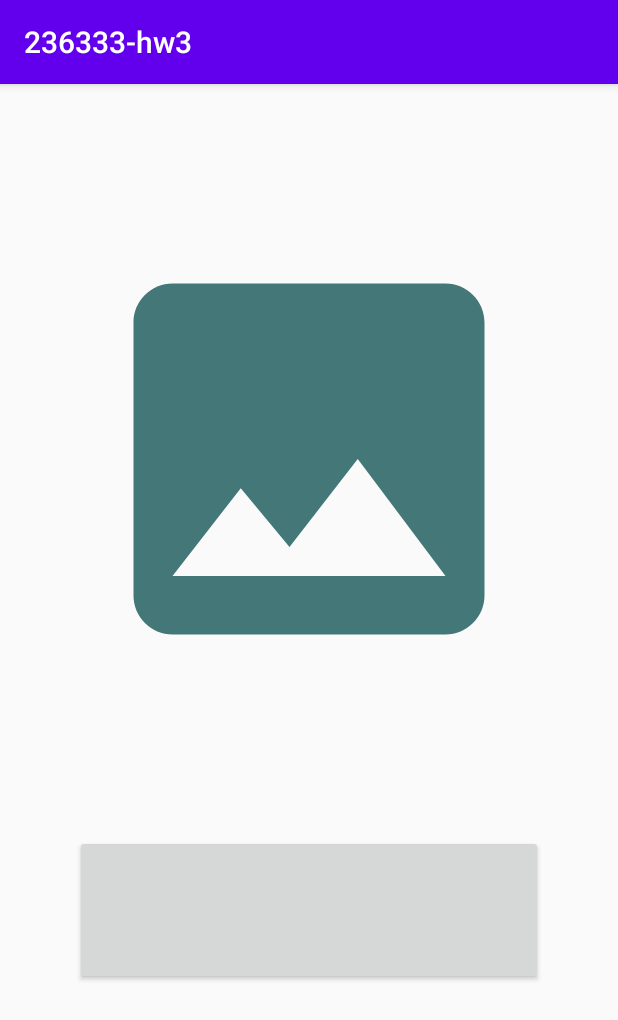
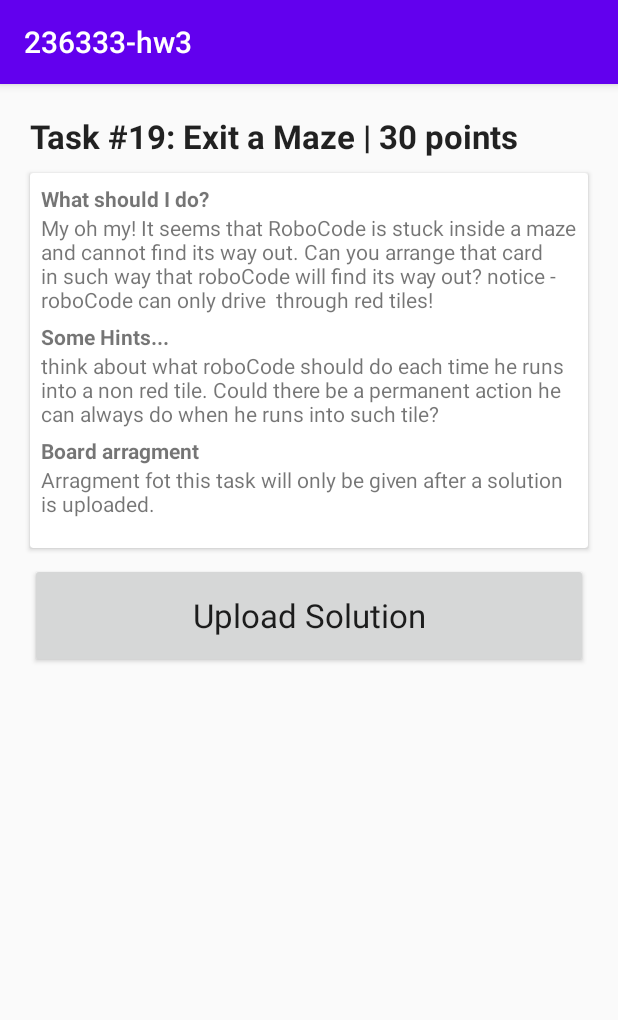
Before and after one commit to hilakornis/236333-Project-in-Arduino-IoT-RoboCode, an Android app: the screen it shows after launch (MainActivity), on a phone screen of 412 x 824 dp. Shown: the top 1020 px of the screen. Run offline under Robolectric (Android 15) with nearby library versions, the phone set to English and light mode, and no system bars.

Commit message:
עדכון קטן של מסך משימה

```diff
--- a/app/build.gradle
+++ b/app/build.gradle
@@ -31,4 +31,8 @@ dependencies {
     testImplementation 'junit:junit:4.12'
     androidTestImplementation 'androidx.test.ext:junit:1.1.1'
     androidTestImplementation 'androidx.test.espresso:espresso-core:3.2.0'
+    implementation 'androidx.cardview:cardview:1.0.0'
+    implementation 'androidx.legacy:legacy-support-v4:1.0.0'
+    implementation 'androidx.recyclerview:recyclerview:1.0.0'
+    implementation 'com.google.android.material:material:1.0.0'
 }
--- a/app/src/main/java/com/example/a236333_hw3/MainActivity.java
+++ b/app/src/main/java/com/example/a236333_hw3/MainActivity.java
@@ -20,7 +20,8 @@ import android.widget.Toast;
 
 public class MainActivity extends AppCompatActivity {
 
-    Button myButton;
+    Button loadImageButton;
+    Button approveButton;
     ImageView myImageView;
     private static final int PERMISSION_CODE = 1000;
     private static final int IMAGE_CAPTURE_CODE = 1001;
@@ -31,15 +32,12 @@ public class MainActivity extends AppCompatActivity {
         super.onCreate(savedInstanceState);
         setContentView(R.layout.activity_main);
 
-        // Create pointers
-        myButton = findViewById(R.id.imageButton);
+        // save the elements we are using
+        loadImageButton = findViewById(R.id.loadButton);
         myImageView = findViewById(R.id.centerView);
 
-
         // Button Click
-        myButton.setOnClickListener(new View.OnClickListener() {
-
-
+        loadImageButton.setOnClickListener(new View.OnClickListener() {
             @Override
             public void onClick(View v) {
                 if (Build.VERSION.SDK_INT >= Build.VERSION_CODES.M) {
@@ -52,13 +50,11 @@ public class MainActivity extends AppCompatActivity {
                         openCamera();
                     }
                 } else {
-                    // OS is  old
+                    // OS is old
                     openCamera();
                 }
-
             }
         });
-
     }
 
     private void openCamera() {
@@ -77,7 +73,7 @@ public class MainActivity extends AppCompatActivity {
         super.onRequestPermissionsResult(requestCode, permissions, grantResults);
 
         switch (requestCode) {
-            case PERMISSION_CODE:{
+            case PERMISSION_CODE: {
                 if (grantResults.length >0 && grantResults[0] == PackageManager.PERMISSION_GRANTED) {
                     openCamera();
                 } else {
@@ -85,7 +81,6 @@ public class MainActivity extends AppCompatActivity {
                 }
             }
         }
-
     }
 
     @Override
@@ -93,7 +88,12 @@ public class MainActivity extends AppCompatActivity {
         super.onActivityResult(requestCode, resultCode, data);
         if (resultCode == RESULT_OK) {
             myImageView.setImageURI(image_uri);
+            try {
+                approveButton.setVisibility(View.VISIBLE);
+            }
+            catch (Exception ex) {
 
+            }
         }
     }
 }
--- a/app/src/main/res/layout/activity_main.xml
+++ b/app/src/main/res/layout/activity_main.xml
@@ -1,31 +1,118 @@
 <?xml version="1.0" encoding="utf-8"?>
 <LinearLayout
     xmlns:android="http://schemas.android.com/apk/res/android"
-    xmlns:app="http://schemas.android.com/apk/res-auto"
     xmlns:tools="http://schemas.android.com/tools"
     android:layout_width="match_parent"
     android:layout_height="match_parent"
     android:orientation="vertical"
     tools:context=".MainActivity">
+    <ScrollView
+        android:layout_width="match_parent"
+        android:layout_height="match_parent">
 
-    <ImageView
-        android:id="@+id/centerView"
-        android:layout_width="match_parent"
-        android:layout_height="400dp"
-        android:layout_marginTop="50dp"
-        android:layout_marginLeft="50dp"
-        android:layout_marginRight="50dp"
-        android:layout_marginBottom="25dp"
-        android:src="@drawable/ic_image_black_24dp" />
+        <LinearLayout
+            android:layout_width="match_parent"
+            android:layout_height="match_parent"
+            android:orientation="vertical">
 
-    <Button
-        android:id="@+id/imageButton"
-        android:layout_width="match_parent"
-        android:layout_height="100dp"
-        android:layout_marginTop="25dp"
-        android:layout_marginLeft="50dp"
-        android:layout_marginRight="50dp"
-        android:layout_marginBottom="50dp"
-        style="@style/Widget.AppCompat.Button" />
 
+            <TextView
+                android:id="@+id/titleText"
+                android:layout_width="match_parent"
+                android:layout_height="wrap_content"
+                android:layout_marginLeft="20dp"
+                android:layout_marginTop="20dp"
+                android:layout_marginRight="20dp"
+                android:layout_marginBottom="10dp"
+                android:text="Task #19: Exit a Maze | 30 points"
+                android:textStyle="bold"
+                android:textAppearance="@style/TextAppearance.AppCompat.Large" />
+
+            <androidx.cardview.widget.CardView
+                android:layout_width="match_parent"
+                android:layout_height="250dp"
+                android:layout_marginLeft="20dp"
+                android:layout_marginRight="20dp"
+                android:layout_marginBottom="10dp">
+                <ScrollView
+                    android:layout_width="match_parent"
+                    android:layout_height="match_parent">
+                    <LinearLayout
+                        android:layout_width="match_parent"
+                        android:layout_height="match_parent"
+                        android:orientation="vertical"
+                        android:layout_margin="7dp">
+                        <TextView
+                            android:layout_width="match_parent"
+                            android:layout_height="wrap_content"
+                            android:text="What should I do?"
+                            android:textStyle="bold" />
+
+                        <TextView
+                            android:id="@+id/taskInfo"
+                            android:layout_width="match_parent"
+                            android:layout_height="wrap_content"
+                            android:text="My oh my! It seems that RoboCode is stuck inside a maze and cannot find its way out. Can you arrange that card in such way that roboCode will find its way out? notice - roboCode can only drive  through red tiles!" />
+                        <TextView
+                            android:layout_marginTop="5dp"
+                            android:layout_width="match_parent"
+                            android:layout_height="wrap_content"
+                            android:text="Some Hints..."
+                            android:textStyle="bold" />
+                        <TextView
+                            android:id="@+id/hints"
+                            android:layout_width="match_parent"
+                            android:layout_height="wrap_content"
+                            android:text="think about what roboCode should do each time he runs into a non red tile. Could there be a permanent action he can always do when he runs into such tile?" />
+                        <TextView
+                            android:layout_marginTop="5dp"
+                            android:layout_width="match_parent"
+                            android:layout_height="wrap_content"
+                            android:text="Board arragment"
+                            android:textStyle="bold" />
+                        <TextView
+                            android:id="@+id/noArragment"
+                            android:layout_width="match_parent"
+                            android:layout_height="wrap_content"
+                            android:text="Arragment fot this task will only be given after a solution is uploaded." />
+                    </LinearLayout>
+                </ScrollView>
+            </androidx.cardview.widget.CardView>
+
+            <Button
+                android:id="@+id/loadButton"
+                style="@style/Widget.AppCompat.Button"
+                android:layout_width="match_parent"
+                android:layout_height="70dp"
+                android:layout_marginLeft="20dp"
+                android:layout_marginTop="0dp"
+                android:layout_marginRight="20dp"
+                android:layout_marginBottom="10dp"
+                android:text="Upload Solution"
+                android:textAppearance="@style/TextAppearance.AppCompat.Large" />
+
+            <ImageView
+                android:id="@+id/centerView"
+                android:layout_width="match_parent"
+                android:layout_height="wrap_content"
+                android:layout_marginLeft="20dp"
+                android:layout_marginTop="0dp"
+                android:layout_marginRight="20dp"
+                android:layout_marginBottom="10dp"
+                android:scaleType="fitCenter" />
+
+            <Button
+                android:id="@+id/approveButton"
+                style="@style/Widget.AppCompat.Button"
+                android:layout_width="match_parent"
+                android:layout_height="70dp"
+                android:layout_marginLeft="20dp"
+                android:layout_marginTop="0dp"
+                android:layout_marginRight="20dp"
+                android:layout_marginBottom="10dp"
+                android:text="Lets go!"
+                android:textAppearance="@style/TextAppearance.AppCompat.Large"
+                android:visibility="gone" />
+        </LinearLayout>
+    </ScrollView>
 </LinearLayout>
```
